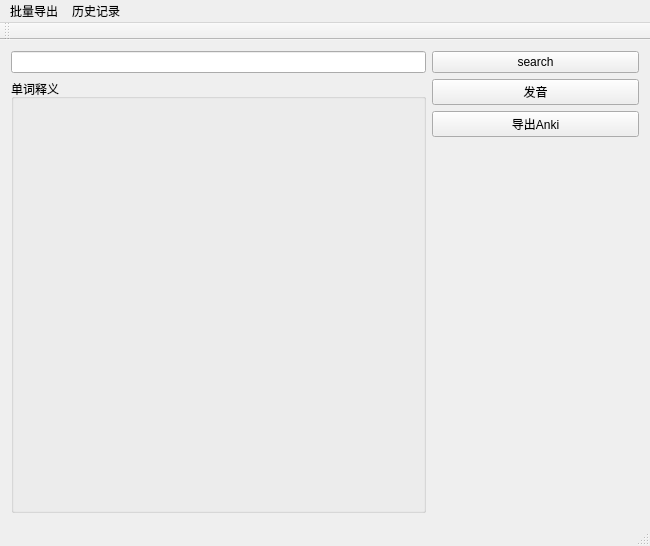
This is mainwindow.ui in Ji-Yuhang/dict-gui as Qt 5 draws it before an edit. The edited form follows.
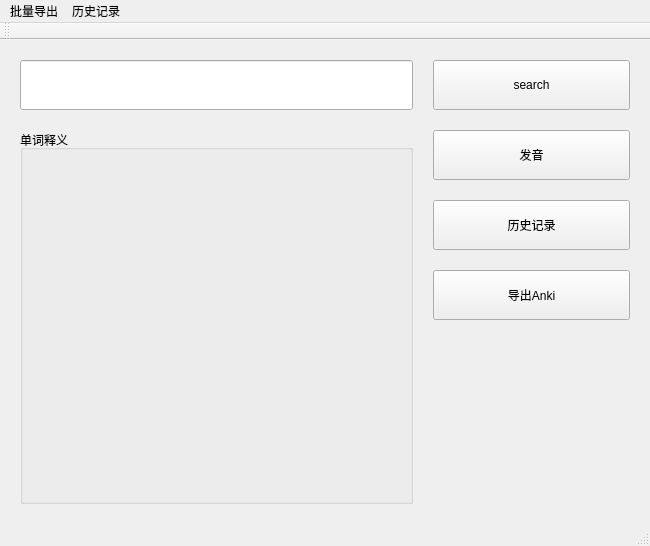
This is the edited form.

```diff
--- a/mainwindow.ui
+++ b/mainwindow.ui
@@ -15,7 +15,22 @@
   </property>
   <widget class="QWidget" name="centralWidget">
    <layout class="QGridLayout" name="gridLayout_2" columnstretch="2,1">
-    <item row="1" column="0" rowspan="3">
+    <property name="leftMargin">
+     <number>20</number>
+    </property>
+    <property name="topMargin">
+     <number>20</number>
+    </property>
+    <property name="rightMargin">
+     <number>20</number>
+    </property>
+    <property name="bottomMargin">
+     <number>20</number>
+    </property>
+    <property name="spacing">
+     <number>20</number>
+    </property>
+    <item row="1" column="0" rowspan="4">
      <widget class="QGroupBox" name="groupBox">
       <property name="sizePolicy">
        <sizepolicy hsizetype="Expanding" vsizetype="Preferred">
@@ -74,10 +89,16 @@
       </layout>
      </widget>
     </item>
-    <item row="1" column="1">
-     <widget class="QPushButton" name="pushButton_2">
+    <item row="3" column="1">
+     <widget class="QPushButton" name="pushButton_3">
+      <property name="minimumSize">
+       <size>
+        <width>0</width>
+        <height>50</height>
+       </size>
+      </property>
       <property name="text">
-       <string>发音</string>
+       <string>导出Anki</string>
       </property>
      </widget>
     </item>
@@ -92,15 +113,50 @@
         <verstretch>0</verstretch>
        </sizepolicy>
       </property>
+      <property name="minimumSize">
+       <size>
+        <width>0</width>
+        <height>50</height>
+       </size>
+      </property>
       <property name="text">
        <string>search</string>
       </property>
      </widget>
     </item>
+    <item row="0" column="0">
+     <widget class="QLineEdit" name="word">
+      <property name="minimumSize">
+       <size>
+        <width>0</width>
+        <height>50</height>
+       </size>
+      </property>
+     </widget>
+    </item>
+    <item row="1" column="1">
+     <widget class="QPushButton" name="pushButton_2">
+      <property name="minimumSize">
+       <size>
+        <width>0</width>
+        <height>50</height>
+       </size>
+      </property>
+      <property name="text">
+       <string>发音</string>
+      </property>
+     </widget>
+    </item>
     <item row="2" column="1">
-     <widget class="QPushButton" name="pushButton_3">
+     <widget class="QPushButton" name="pushButton_4">
+      <property name="minimumSize">
+       <size>
+        <width>0</width>
+        <height>50</height>
+       </size>
+      </property>
       <property name="text">
-       <string>导出Anki</string>
+       <string>历史记录</string>
       </property>
      </widget>
     </item>
```
Left out of the diff: 3 changed lines with no effect on the pictures.
